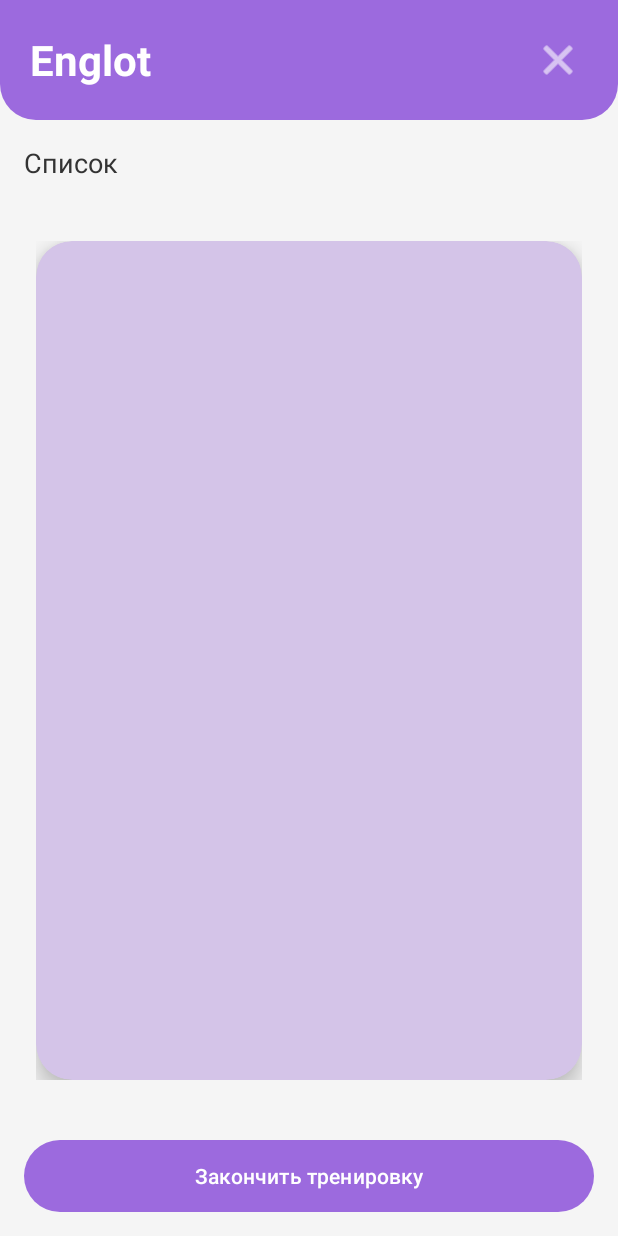
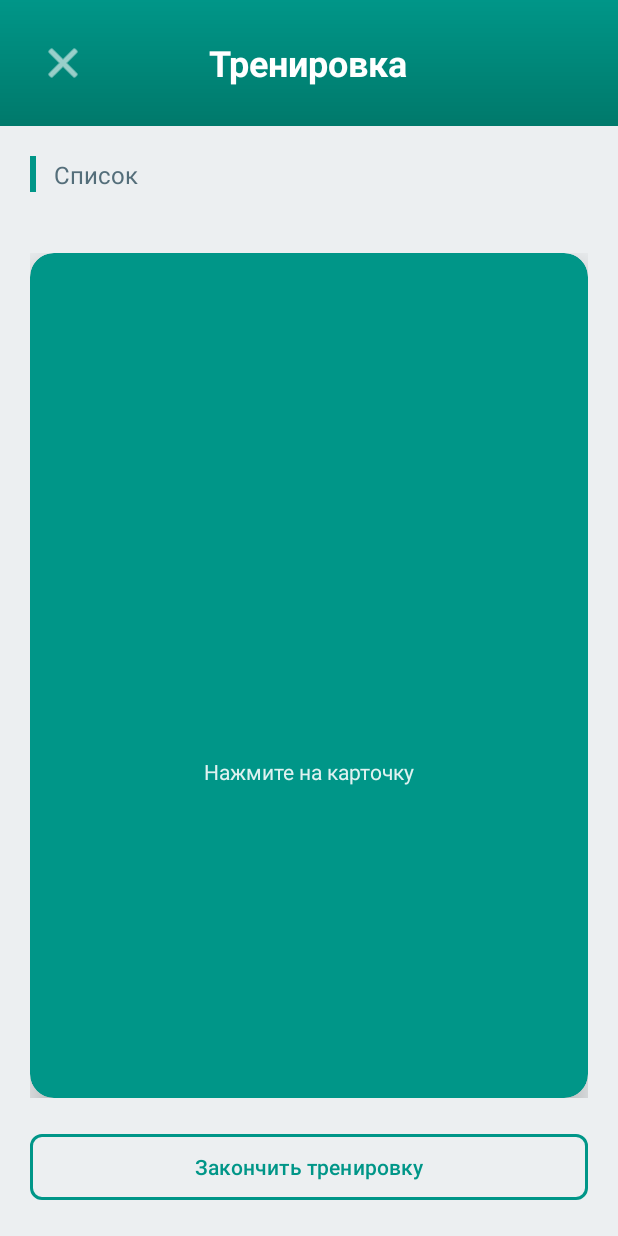
Before and after one commit to vMyte/mobile-lab-work-3-4, an Android app: the TrainingActivity screen opened directly, with no data from a screen before it, on a phone screen of 412 x 824 dp. Run offline under Robolectric (Android 15) with nearby library versions, the phone set to English and light mode, and no system bars; 1 statement that could not run was skipped.

Commit message:
feat: update UI with teal color scheme for lab 4
- Change color palette from purple to teal
- Update button styles with Material Design
- Add gradient header background
- Update card styles with side accent bars
- Improve dialog layouts with descriptions
- Use outlined buttons for secondary actions

```diff
--- a/app/src/main/res/drawable/button_primary.xml
+++ b/app/src/main/res/drawable/button_primary.xml
@@ -2,5 +2,5 @@
 <shape xmlns:android="http://schemas.android.com/apk/res/android"
     android:shape="rectangle">
     <solid android:color="@color/purple_primary" />
-    <corners android:radius="24dp" />
+    <corners android:radius="8dp" />
 </shape>
--- a/app/src/main/res/drawable/button_secondary.xml
+++ b/app/src/main/res/drawable/button_secondary.xml
@@ -1,6 +1,9 @@
 <?xml version="1.0" encoding="utf-8"?>
 <shape xmlns:android="http://schemas.android.com/apk/res/android"
     android:shape="rectangle">
-    <solid android:color="@color/purple_light" />
-    <corners android:radius="24dp" />
+    <solid android:color="@color/white" />
+    <corners android:radius="8dp" />
+    <stroke
+        android:width="2dp"
+        android:color="@color/purple_primary" />
 </shape>
--- a/app/src/main/res/drawable/card_background.xml
+++ b/app/src/main/res/drawable/card_background.xml
@@ -2,8 +2,8 @@
 <shape xmlns:android="http://schemas.android.com/apk/res/android"
     android:shape="rectangle">
     <solid android:color="@color/white" />
-    <corners android:radius="16dp" />
+    <corners android:radius="12dp" />
     <stroke
         android:width="1dp"
-        android:color="@color/purple_light" />
+        android:color="@color/card_stroke" />
 </shape>
--- a/app/src/main/res/drawable/dialog_background.xml
+++ b/app/src/main/res/drawable/dialog_background.xml
@@ -1,6 +1,9 @@
 <?xml version="1.0" encoding="utf-8"?>
 <shape xmlns:android="http://schemas.android.com/apk/res/android"
     android:shape="rectangle">
-    <solid android:color="@color/gray_dialog" />
+    <solid android:color="@color/white" />
     <corners android:radius="16dp" />
+    <stroke
+        android:width="1dp"
+        android:color="@color/card_stroke" />
 </shape>
--- a/app/src/main/res/drawable/edit_text_background.xml
+++ b/app/src/main/res/drawable/edit_text_background.xml
@@ -2,8 +2,8 @@
 <shape xmlns:android="http://schemas.android.com/apk/res/android"
     android:shape="rectangle">
     <solid android:color="@color/white" />
-    <corners android:radius="12dp" />
+    <corners android:radius="8dp" />
     <stroke
         android:width="1dp"
-        android:color="@color/purple_light" />
+        android:color="@color/card_stroke" />
 </shape>
--- a/app/src/main/res/drawable/header_background.xml
+++ b/app/src/main/res/drawable/header_background.xml
@@ -1,8 +1,8 @@
 <?xml version="1.0" encoding="utf-8"?>
 <shape xmlns:android="http://schemas.android.com/apk/res/android"
     android:shape="rectangle">
-    <solid android:color="@color/purple_primary" />
-    <corners
-        android:bottomLeftRadius="24dp"
-        android:bottomRightRadius="24dp" />
+    <gradient
+        android:angle="90"
+        android:startColor="@color/purple_dark"
+        android:endColor="@color/purple_primary" />
 </shape>
--- a/app/src/main/res/layout/activity_training.xml
+++ b/app/src/main/res/layout/activity_training.xml
@@ -1,5 +1,6 @@
 <?xml version="1.0" encoding="utf-8"?>
 <LinearLayout xmlns:android="http://schemas.android.com/apk/res/android"
+    xmlns:app="http://schemas.android.com/apk/res-auto"
     xmlns:tools="http://schemas.android.com/tools"
     android:layout_width="match_parent"
     android:layout_height="match_parent"
@@ -16,46 +17,55 @@
 
         <ImageButton
             android:id="@+id/btnBack"
-            android:layout_width="40dp"
-            android:layout_height="40dp"
-            android:layout_alignParentEnd="true"
+            android:layout_width="44dp"
+            android:layout_height="44dp"
+            android:layout_alignParentStart="true"
             android:layout_centerVertical="true"
             android:background="?attr/selectableItemBackgroundBorderless"
             android:src="@android:drawable/ic_menu_close_clear_cancel"
             android:contentDescription="@string/cancel"
-            android:tint="@color/white" />
+            android:tint="@color/white"
+            android:padding="8dp" />
 
         <TextView
             android:layout_width="wrap_content"
             android:layout_height="wrap_content"
-            android:layout_centerVertical="true"
-            android:text="@string/app_name"
+            android:layout_centerInParent="true"
+            android:text="Тренировка"
             android:textColor="@color/white"
-            android:textSize="28sp"
+            android:textSize="24sp"
             android:textStyle="bold" />
     </RelativeLayout>
 
     <!-- List Name -->
     <LinearLayout
-        android:layout_width="wrap_content"
+        android:layout_width="match_parent"
         android:layout_height="wrap_content"
         android:orientation="horizontal"
-        android:padding="16dp">
+        android:gravity="center_vertical"
+        android:padding="20dp">
+
+        <View
+            android:layout_width="4dp"
+            android:layout_height="24dp"
+            android:background="@color/purple_primary" />
 
         <TextView
             android:layout_width="wrap_content"
             android:layout_height="wrap_content"
+            android:layout_marginStart="12dp"
             android:text="@string/list_prefix"
-            android:textColor="@color/text_primary"
-            android:textSize="18sp" />
+            android:textColor="@color/text_secondary"
+            android:textSize="16sp" />
 
         <TextView
             android:id="@+id/tvListName"
             android:layout_width="wrap_content"
             android:layout_height="wrap_content"
             android:layout_marginStart="8dp"
-            android:textColor="@color/purple_primary"
-            android:textSize="18sp" />
+            android:textColor="@color/text_primary"
+            android:textSize="18sp"
+            android:textStyle="bold" />
     </LinearLayout>
 
     <!-- Flashcard -->
@@ -63,27 +73,42 @@
         android:layout_width="match_parent"
         android:layout_height="0dp"
         android:layout_weight="1"
-        android:padding="24dp">
+        android:padding="20dp">
 
         <androidx.cardview.widget.CardView
             android:id="@+id/cardFlashcard"
             android:layout_width="match_parent"
             android:layout_height="match_parent"
             android:layout_gravity="center"
-            app:cardCornerRadius="24dp"
-            app:cardBackgroundColor="@color/purple_card"
-            app:cardElevation="8dp"
-            xmlns:app="http://schemas.android.com/apk/res-auto">
+            app:cardCornerRadius="16dp"
+            app:cardElevation="12dp"
+            app:cardBackgroundColor="@color/purple_primary">
 
-            <TextView
-                android:id="@+id/tvFlashcardText"
+            <LinearLayout
                 android:layout_width="match_parent"
                 android:layout_height="match_parent"
-                android:gravity="center"
-                android:textColor="@color/white"
-                android:textSize="32sp"
-                android:textStyle="bold"
-                android:padding="24dp" />
+                android:orientation="vertical"
+                android:gravity="center">
+
+                <TextView
+                    android:id="@+id/tvFlashcardText"
+                    android:layout_width="match_parent"
+                    android:layout_height="wrap_content"
+                    android:gravity="center"
+                    android:textColor="@color/white"
+                    android:textSize="36sp"
+                    android:textStyle="bold"
+                    android:padding="32dp" />
+
+                <TextView
+                    android:layout_width="wrap_content"
+                    android:layout_height="wrap_content"
+                    android:text="@string/tap_to_flip"
+                    android:textColor="@color/purple_card"
+                    android:textSize="14sp"
+                    android:layout_marginTop="16dp" />
+
+            </LinearLayout>
 
         </androidx.cardview.widget.CardView>
     </FrameLayout>
@@ -91,12 +116,17 @@
     <!-- Button -->
     <Button
         android:id="@+id/btnFinishTraining"
+        style="@style/Widget.Material3.Button.OutlinedButton"
         android:layout_width="match_parent"
-        android:layout_height="48dp"
-        android:layout_margin="16dp"
-        android:background="@drawable/button_secondary"
+        android:layout_height="52dp"
+        android:layout_marginStart="20dp"
+        android:layout_marginEnd="20dp"
+        android:layout_marginBottom="20dp"
         android:text="@string/finish_training"
-        android:textColor="@color/white"
-        android:textAllCaps="false" />
+        android:textColor="@color/purple_primary"
+        android:textAllCaps="false"
+        app:cornerRadius="8dp"
+        app:strokeColor="@color/purple_primary"
+        app:strokeWidth="2dp" />
 
 </LinearLayout>
--- a/app/src/main/res/values/colors.xml
+++ b/app/src/main/res/values/colors.xml
@@ -4,16 +4,18 @@
     <color name="white">#FFFFFFFF</color>
 
     <!-- Englot Theme Colors -->
-    <color name="purple_primary">#9C6ADE</color>
-    <color name="purple_dark">#7B4FC4</color>
-    <color name="purple_light">#C9B1E8</color>
-    <color name="purple_card">#D4C4E8</color>
+    <color name="purple_primary">#009688</color>
+    <color name="purple_dark">#00796B</color>
+    <color name="purple_light">#4DB6AC</color>
+    <color name="purple_card">#E0F2F1</color>
 
-    <color name="gray_background">#F5F5F5</color>
-    <color name="gray_card">#E0E0E0</color>
-    <color name="gray_dialog">#BDBDBD</color>
+    <color name="gray_background">#ECEFF1</color>
+    <color name="gray_card">#CFD8DC</color>
+    <color name="gray_dialog">#FFFFFF</color>
 
-    <color name="text_primary">#333333</color>
-    <color name="text_secondary">#666666</color>
-    <color name="text_hint">#999999</color>
+    <color name="text_primary">#263238</color>
+    <color name="text_secondary">#546E7A</color>
+    <color name="text_hint">#90A4AE</color>
+
+    <color name="card_stroke">#B0BEC5</color>
 </resources>
```
Also changed, not shown: app/src/main/res/drawable/card_background_purple.xml (+21 -5 lines), app/src/main/res/layout/activity_list_detail.xml (+37 -22 lines), app/src/main/res/layout/activity_main.xml (+23 -10 lines), app/src/main/res/layout/dialog_add_list.xml (+17 -9 lines), app/src/main/res/layout/dialog_add_word.xml (+36 -12 lines), app/src/main/res/layout/item_word.xml (+9 -2 lines), app/src/main/res/layout/item_word_list.xml (+17 -3 lines), app/src/main/java/com/example/firstlab/data/Word.kt (line endings or trailing spaces), app/src/main/java/com/example/firstlab/data/WordList.kt (line endings or trailing spaces).
